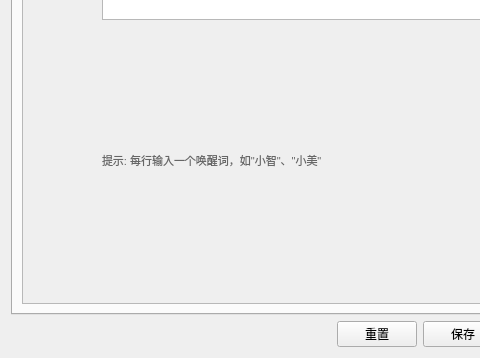
Above: src/views/settings/settings_window.ui from LvedByLove/Desktop-interaction before the change; both pictures show x 0 to 480 and y 192 to 550 of the 600 by 550 pixel window. Below: the same form after it.
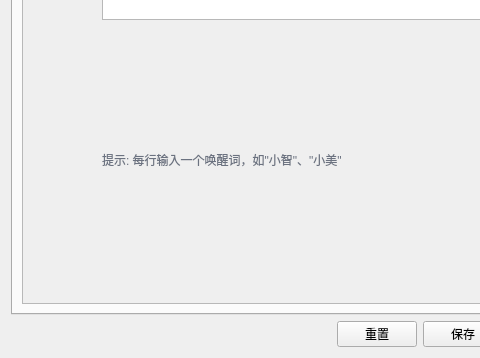
That is the form after the change. The open tabs and pages were chosen to show the change.

Patch:
```diff
--- a/src/views/settings/settings_window.ui
+++ b/src/views/settings/settings_window.ui
@@ -361,7 +361,7 @@
                 <string>提示: 每行输入一个唤醒词，如"小智"、"小美"</string>
                </property>
                <property name="styleSheet">
-                <string>color: #666; font-size: 11px;</string>
+                <string>color: #6b7280; font-size: 12px;</string>
                </property>
               </widget>
              </item>
```
Left out of the diff: 2 changed lines with no effect on the pictures.
